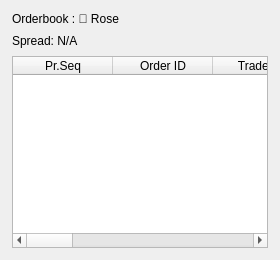
This is gui/ui/orderbook_widget.ui in SuhasDissa/LillyLedger as Qt 5 draws it before an edit. The edited form follows.
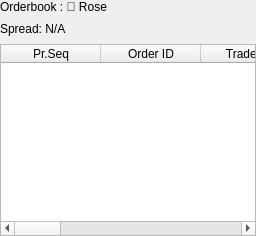
This is the edited form.

Commit message: refactor: streamline main window UI by removing unused tab buttons and adjusting layout properties

What changed in the file:
```diff
--- a/gui/ui/orderbook_widget.ui
+++ b/gui/ui/orderbook_widget.ui
@@ -3,10 +3,10 @@
  <class>OrderBookWidget</class>
  <widget class="QWidget" name="OrderBookWidget">
   <layout class="QVBoxLayout" name="mainLayout">
-   <property name="leftMargin"><number>12</number></property>
-   <property name="topMargin"><number>12</number></property>
-   <property name="rightMargin"><number>12</number></property>
-   <property name="bottomMargin"><number>12</number></property>
+   <property name="leftMargin"><number>0</number></property>
+   <property name="topMargin"><number>0</number></property>
+   <property name="rightMargin"><number>0</number></property>
+   <property name="bottomMargin"><number>0</number></property>
    <property name="spacing"><number>8</number></property>
    <item>
     <widget class="QLabel" name="instrumentHeaderLabel">
```
The commit also changes 6 other files.
